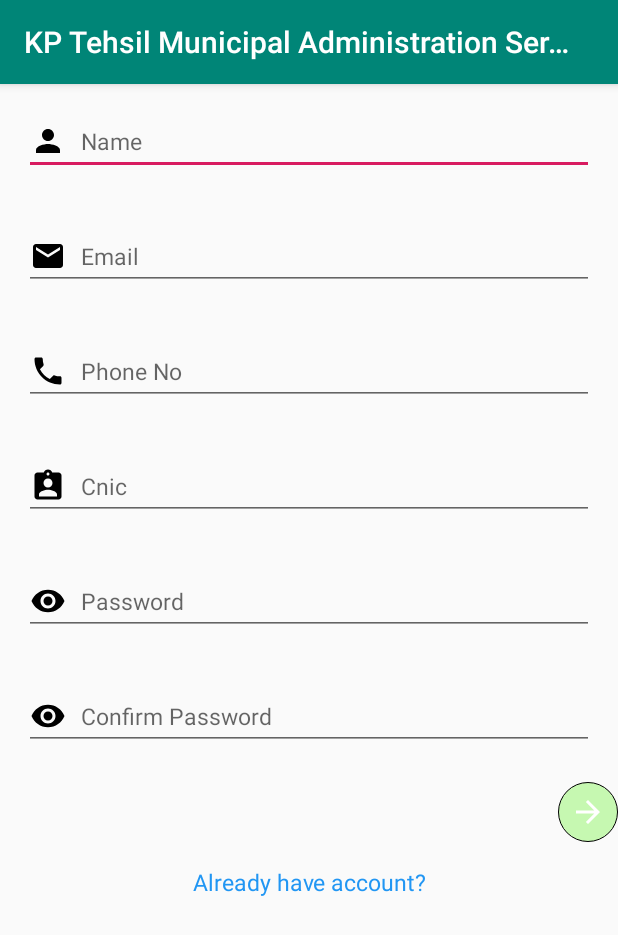
After one commit to uzairafridii/KPTehsilMunicipalAdministrationServices, an Android app: the SignUp screen opened directly, with no data from a screen before it, on a phone screen of 412 x 824 dp. The commit adds this screen. Shown: the top 935 px of the screen. Run offline under Robolectric (Android 15) with nearby library versions, the phone set to English and light mode, and no system bars.

Commit message:
Login and SignUp

```diff
--- a/app/src/main/AndroidManifest.xml
+++ b/app/src/main/AndroidManifest.xml
@@ -9,7 +9,9 @@
         android:roundIcon="@mipmap/ic_launcher_round"
         android:supportsRtl="true"
         android:theme="@style/AppTheme">
-        <activity android:name=".MainActivity">
+        <activity android:name=".LoginAndSignUp.SignUp"></activity>
+        <activity android:name=".LoginAndSignUp.Login" />
+        <activity android:name=".Main.MainActivity">
             <intent-filter>
                 <action android:name="android.intent.action.MAIN" />
 
--- /dev/null
+++ b/app/src/main/java/com/uzair/kptehsilmunicipaladministrationservices/LoginAndSignUp/Login.java
@@ -0,0 +1,15 @@
+package com.uzair.kptehsilmunicipaladministrationservices.LoginAndSignUp;
+
+import android.support.v7.app.AppCompatActivity;
+import android.os.Bundle;
+
+import com.uzair.kptehsilmunicipaladministrationservices.R;
+
+public class Login extends AppCompatActivity {
+
+    @Override
+    protected void onCreate(Bundle savedInstanceState) {
+        super.onCreate(savedInstanceState);
+        setContentView(R.layout.activity_login);
+    }
+}
--- /dev/null
+++ b/app/src/main/java/com/uzair/kptehsilmunicipaladministrationservices/LoginAndSignUp/SignUp.java
@@ -0,0 +1,15 @@
+package com.uzair.kptehsilmunicipaladministrationservices.LoginAndSignUp;
+
+import android.support.v7.app.AppCompatActivity;
+import android.os.Bundle;
+
+import com.uzair.kptehsilmunicipaladministrationservices.R;
+
+public class SignUp extends AppCompatActivity {
+
+    @Override
+    protected void onCreate(Bundle savedInstanceState) {
+        super.onCreate(savedInstanceState);
+        setContentView(R.layout.activity_sign_up);
+    }
+}
--- a/app/src/main/java/com/uzair/kptehsilmunicipaladministrationservices/MainActivity.java
+++ b/app/src/main/java/com/uzair/kptehsilmunicipaladministrationservices/Main/MainActivity.java
@@ -1,9 +1,11 @@
-package com.uzair.kptehsilmunicipaladministrationservices;
+package com.uzair.kptehsilmunicipaladministrationservices.Main;
 
 import android.graphics.Typeface;
 import android.support.v7.app.AppCompatActivity;
 import android.os.Bundle;
 import android.widget.TextView;
+
+import com.uzair.kptehsilmunicipaladministrationservices.R;
 
 public class MainActivity extends AppCompatActivity {
 
--- /dev/null
+++ b/app/src/main/res/drawable/ic_arrow_forward_black_24dp.xml
@@ -0,0 +1,5 @@
+<vector android:height="24dp" android:tint="#FFFFFF"
+    android:viewportHeight="24.0" android:viewportWidth="24.0"
+    android:width="24dp" xmlns:android="http://schemas.android.com/apk/res/android">
+    <path android:fillColor="#FF000000" android:pathData="M12,4l-1.41,1.41L16.17,11H4v2h12.17l-5.58,5.59L12,20l8,-8z"/>
+</vector>
--- /dev/null
+++ b/app/src/main/res/drawable/ic_assignment_ind_black_24dp.xml
@@ -0,0 +1,9 @@
+<vector xmlns:android="http://schemas.android.com/apk/res/android"
+        android:width="24dp"
+        android:height="24dp"
+        android:viewportWidth="24.0"
+        android:viewportHeight="24.0">
+    <path
+        android:fillColor="#FF000000"
+        android:pathData="M19,3h-4.18C14.4,1.84 13.3,1 12,1c-1.3,0 -2.4,0.84 -2.82,2L5,3c-1.1,0 -2,0.9 -2,2v14c0,1.1 0.9,2 2,2h14c1.1,0 2,-0.9 2,-2L21,5c0,-1.1 -0.9,-2 -2,-2zM12,3c0.55,0 1,0.45 1,1s-0.45,1 -1,1 -1,-0.45 -1,-1 0.45,-1 1,-1zM12,7c1.66,0 3,1.34 3,3s-1.34,3 -3,3 -3,-1.34 -3,-3 1.34,-3 3,-3zM18,19L6,19v-1.4c0,-2 4,-3.1 6,-3.1s6,1.1 6,3.1L18,19z"/>
+</vector>
--- /dev/null
+++ b/app/src/main/res/drawable/ic_email_black_24dp.xml
@@ -0,0 +1,9 @@
+<vector xmlns:android="http://schemas.android.com/apk/res/android"
+        android:width="24dp"
+        android:height="24dp"
+        android:viewportWidth="24.0"
+        android:viewportHeight="24.0">
+    <path
+        android:fillColor="#FF000000"
+        android:pathData="M20,4L4,4c-1.1,0 -1.99,0.9 -1.99,2L2,18c0,1.1 0.9,2 2,2h16c1.1,0 2,-0.9 2,-2L22,6c0,-1.1 -0.9,-2 -2,-2zM20,8l-8,5 -8,-5L4,6l8,5 8,-5v2z"/>
+</vector>
--- /dev/null
+++ b/app/src/main/res/drawable/ic_person_black_24dp.xml
@@ -0,0 +1,9 @@
+<vector xmlns:android="http://schemas.android.com/apk/res/android"
+        android:width="24dp"
+        android:height="24dp"
+        android:viewportWidth="24.0"
+        android:viewportHeight="24.0">
+    <path
+        android:fillColor="#FF000000"
+        android:pathData="M12,12c2.21,0 4,-1.79 4,-4s-1.79,-4 -4,-4 -4,1.79 -4,4 1.79,4 4,4zM12,14c-2.67,0 -8,1.34 -8,4v2h16v-2c0,-2.66 -5.33,-4 -8,-4z"/>
+</vector>
--- /dev/null
+++ b/app/src/main/res/drawable/ic_phone_black_24dp.xml
@@ -0,0 +1,9 @@
+<vector xmlns:android="http://schemas.android.com/apk/res/android"
+        android:width="24dp"
+        android:height="24dp"
+        android:viewportWidth="24.0"
+        android:viewportHeight="24.0">
+    <path
+        android:fillColor="#FF000000"
+        android:pathData="M6.62,10.79c1.44,2.83 3.76,5.14 6.59,6.59l2.2,-2.2c0.27,-0.27 0.67,-0.36 1.02,-0.24 1.12,0.37 2.33,0.57 3.57,0.57 0.55,0 1,0.45 1,1V20c0,0.55 -0.45,1 -1,1 -9.39,0 -17,-7.61 -17,-17 0,-0.55 0.45,-1 1,-1h3.5c0.55,0 1,0.45 1,1 0,1.25 0.2,2.45 0.57,3.57 0.11,0.35 0.03,0.74 -0.25,1.02l-2.2,2.2z"/>
+</vector>
--- /dev/null
+++ b/app/src/main/res/drawable/ic_remove_red_eye_black_24dp.xml
@@ -0,0 +1,9 @@
+<vector xmlns:android="http://schemas.android.com/apk/res/android"
+        android:width="24dp"
+        android:height="24dp"
+        android:viewportWidth="24.0"
+        android:viewportHeight="24.0">
+    <path
+        android:fillColor="#FF000000"
+        android:pathData="M12,4.5C7,4.5 2.73,7.61 1,12c1.73,4.39 6,7.5 11,7.5s9.27,-3.11 11,-7.5c-1.73,-4.39 -6,-7.5 -11,-7.5zM12,17c-2.76,0 -5,-2.24 -5,-5s2.24,-5 5,-5 5,2.24 5,5 -2.24,5 -5,5zM12,9c-1.66,0 -3,1.34 -3,3s1.34,3 3,3 3,-1.34 3,-3 -1.34,-3 -3,-3z"/>
+</vector>
--- /dev/null
+++ b/app/src/main/res/drawable/login_bg.xml
@@ -0,0 +1,8 @@
+<?xml version="1.0" encoding="utf-8"?>
+<shape xmlns:android="http://schemas.android.com/apk/res/android"
+   android:shape="oval" >
+
+    <solid android:color="@color/btn_bg_color" />
+    <stroke android:color="#000" android:width="0.5dp"/>
+
+</shape>
--- /dev/null
+++ b/app/src/main/res/layout/activity_login.xml
@@ -0,0 +1,72 @@
+<?xml version="1.0" encoding="utf-8"?>
+<RelativeLayout xmlns:android="http://schemas.android.com/apk/res/android"
+    xmlns:app="http://schemas.android.com/apk/res-auto"
+    xmlns:tools="http://schemas.android.com/tools"
+    android:layout_width="match_parent"
+    android:layout_height="match_parent"
+    tools:context=".LoginAndSignUp.Login">
+
+    <EditText
+        android:layout_width="match_parent"
+        android:layout_height="wrap_content"
+        android:id="@+id/editUserEmail"
+        android:hint="@string/user_email"
+        android:layout_margin="16dp"
+        android:textSize="15sp"
+        android:inputType="textEmailAddress"
+        android:drawableStart="@drawable/ic_email_black_24dp"
+        android:drawableLeft="@drawable/ic_email_black_24dp"
+        android:drawablePadding="10dp"/>
+
+    <EditText
+        android:layout_below="@+id/editUserEmail"
+        android:layout_width="match_parent"
+        android:layout_height="wrap_content"
+        android:id="@+id/editUserPassword"
+        android:hint="@string/user_password"
+        android:layout_margin="16dp"
+        android:textSize="15sp"
+        android:inputType="textPassword"
+        android:drawableStart="@drawable/ic_remove_red_eye_black_24dp"
+        android:drawableLeft="@drawable/ic_remove_red_eye_black_24dp"
+        android:drawablePadding="10dp"/>
+
+    <TextView
+        android:layout_below="@+id/editUserPassword"
+        android:layout_width="wrap_content"
+        android:layout_height="wrap_content"
+        android:id="@+id/txtForgetPassword"
+        android:layout_alignParentRight="true"
+        android:layout_marginRight="16dp"
+        android:textSize="12sp"
+        android:text="@string/forgot_password"
+        android:textColor="@color/blue_color"
+        />
+
+    <ImageButton
+        android:layout_below="@+id/txtForgetPassword"
+        android:layout_width="40dp"
+        android:layout_height="40dp"
+        android:id="@+id/signInBtn"
+        android:layout_alignParentRight="true"
+        android:layout_marginRight="16dp"
+        android:layout_marginTop="10dp"
+        android:background="@drawable/login_bg"
+        android:src="@drawable/ic_arrow_forward_black_24dp"
+
+        />
+
+    <TextView
+        android:layout_below="@+id/signInBtn"
+        android:layout_width="match_parent"
+        android:layout_height="wrap_content"
+        android:id="@+id/txtAlreadyHaveAccount"
+        android:textColor="@color/blue_color"
+        android:layout_centerHorizontal="true"
+        android:gravity="center"
+        android:layout_margin="16dp"
+        android:textSize="15sp"
+        android:text="@string/create_new_account"/>
+
+
+</RelativeLayout>
--- a/app/src/main/res/layout/activity_main.xml
+++ b/app/src/main/res/layout/activity_main.xml
@@ -4,12 +4,7 @@
     xmlns:tools="http://schemas.android.com/tools"
     android:layout_width="match_parent"
     android:layout_height="match_parent"
-    tools:context=".MainActivity">
-
-
-
-
-
+    tools:context=".Main.MainActivity">
 
 
 
--- /dev/null
+++ b/app/src/main/res/layout/activity_sign_up.xml
@@ -0,0 +1,121 @@
+<?xml version="1.0" encoding="utf-8"?>
+<ScrollView xmlns:android="http://schemas.android.com/apk/res/android"
+    xmlns:app="http://schemas.android.com/apk/res-auto"
+    xmlns:tools="http://schemas.android.com/tools"
+    android:layout_width="wrap_content"
+    android:layout_height="match_parent"
+    tools:context=".LoginAndSignUp.SignUp">
+
+    <RelativeLayout
+        android:layout_width="wrap_content"
+        android:layout_height="match_parent">
+
+
+        <EditText
+            android:layout_width="match_parent"
+            android:layout_height="wrap_content"
+            android:id="@+id/editUserRegisterName"
+            android:hint="@string/user_name"
+            android:layout_margin="16dp"
+            android:textSize="15sp"
+            android:inputType="textEmailAddress"
+            android:drawableStart="@drawable/ic_person_black_24dp"
+            android:drawableLeft="@drawable/ic_person_black_24dp"
+            android:drawablePadding="10dp"/>
+
+        <EditText
+        android:layout_below="@+id/editUserRegisterName"
+        android:layout_width="match_parent"
+        android:layout_height="wrap_content"
+        android:id="@+id/editUserRegisterEmail"
+        android:hint="@string/user_email"
+        android:layout_margin="16dp"
+        android:textSize="15sp"
+        android:inputType="textEmailAddress"
+        android:drawableStart="@drawable/ic_email_black_24dp"
+        android:drawableLeft="@drawable/ic_email_black_24dp"
+        android:drawablePadding="10dp"/>
+
+        <EditText
+            android:layout_below="@+id/editUserRegisterEmail"
+            android:layout_width="match_parent"
+            android:layout_height="wrap_content"
+            android:id="@+id/editUserRegisterPhoneNo"
+            android:hint="@string/phone_no"
+            android:layout_margin="16dp"
+            android:textSize="15sp"
+            android:inputType="textEmailAddress"
+            android:drawableStart="@drawable/ic_phone_black_24dp"
+            android:drawableLeft="@drawable/ic_phone_black_24dp"
+            android:drawablePadding="10dp"/>
+
+        <EditText
+            android:layout_below="@+id/editUserRegisterPhoneNo"
+            android:layout_width="match_parent"
+            android:layout_height="wrap_content"
+            android:id="@+id/editUserRegisterCnic"
+            android:hint="@string/cnic"
+            android:layout_margin="16dp"
+            android:textSize="15sp"
+            android:inputType="textEmailAddress"
+            android:drawableStart="@drawable/ic_assignment_ind_black_24dp"
+            android:drawableLeft="@drawable/ic_assignment_ind_black_24dp"
+            android:drawablePadding="10dp"/>
+
+        <EditText
+        android:layout_below="@+id/editUserRegisterCnic"
+        android:layout_width="match_parent"
+        android:layout_height="wrap_content"
+        android:id="@+id/editUserRegisterPassword"
+        android:hint="@string/user_password"
+        android:layout_margin="16dp"
+        android:textSize="15sp"
+        android:inputType="textPassword"
+        android:drawableStart="@drawable/ic_remove_red_eye_black_24dp"
+        android:drawableLeft="@drawable/ic_remove_red_eye_black_24dp"
+        android:drawablePadding="10dp"/>
+
+        <EditText
+            android:layout_below="@+id/editUserRegisterPassword"
+            android:layout_width="match_parent"
+            android:layout_height="wrap_content"
+            android:id="@+id/editUserRegisterConfirmPassword"
+            android:hint="@string/confirm_password"
+            android:layout_margin="16dp"
+            android:textSize="15sp"
+            android:inputType="textPassword"
+            android:drawableStart="@drawable/ic_remove_red_eye_black_24dp"
+            android:drawableLeft="@drawable/ic_remove_red_eye_black_24dp"
+            android:drawablePadding="10dp"/>
+
+        <ImageButton
+            android:id="@+id/userSignUpBtn"
+            android:layout_width="40dp"
+            android:layout_height="40dp"
+            android:layout_below="@+id/editUserRegisterConfirmPassword"
+            android:layout_marginTop="5dp"
+            android:layout_marginRight="16dp"
+            android:layout_alignParentRight="true"
+            android:background="@drawable/login_bg"
+            android:src="@drawable/ic_arrow_forward_black_24dp"
+
+            />
+
+        <TextView
+            android:layout_below="@+id/userSignUpBtn"
+            android:layout_width="match_parent"
+            android:layout_height="wrap_content"
+            android:id="@+id/txtAlreadyHaveAccount"
+            android:textColor="@color/blue_color"
+            android:layout_centerHorizontal="true"
+            android:gravity="center"
+            android:layout_margin="16dp"
+            android:textSize="15sp"
+            android:text="@string/already_have_account"/>
+
+
+    </RelativeLayout>
+
+
+
+</ScrollView>
--- a/app/src/main/res/values/colors.xml
+++ b/app/src/main/res/values/colors.xml
@@ -3,4 +3,6 @@
     <color name="colorPrimary">#008577</color>
     <color name="colorPrimaryDark">#00574B</color>
     <color name="colorAccent">#D81B60</color>
+    <color name="blue_color">#2196F3</color>
+    <color name="btn_bg_color">#889AF772</color>
 </resources>
--- a/app/src/main/res/values/strings.xml
+++ b/app/src/main/res/values/strings.xml
@@ -1,3 +1,12 @@
 <resources>
     <string name="app_name">KP Tehsil Municipal Administration Services</string>
+    <string name="forgot_password">Forgot Password?</string>
+    <string name="user_password">Password</string>
+    <string name="user_email">Email</string>
+    <string name="user_name">Name</string>
+    <string name="phone_no">Phone No</string>
+    <string name="confirm_password">Confirm Password</string>
+    <string name="cnic">Cnic</string>
+    <string name="already_have_account">Already have account?</string>
+    <string name="create_new_account">Create new account?</string>
 </resources>
```
